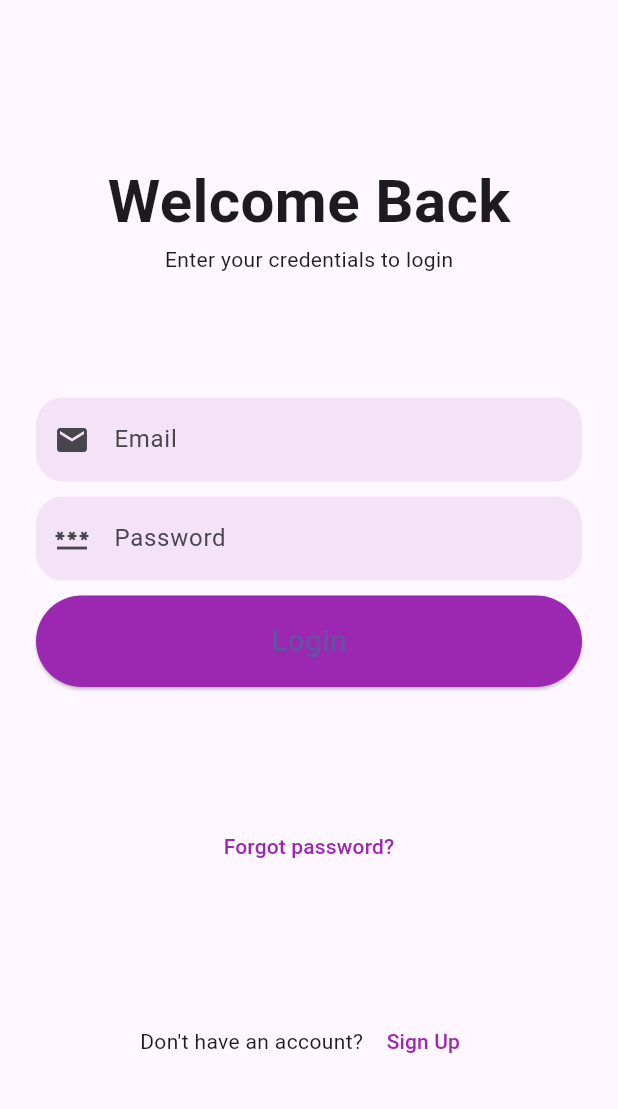
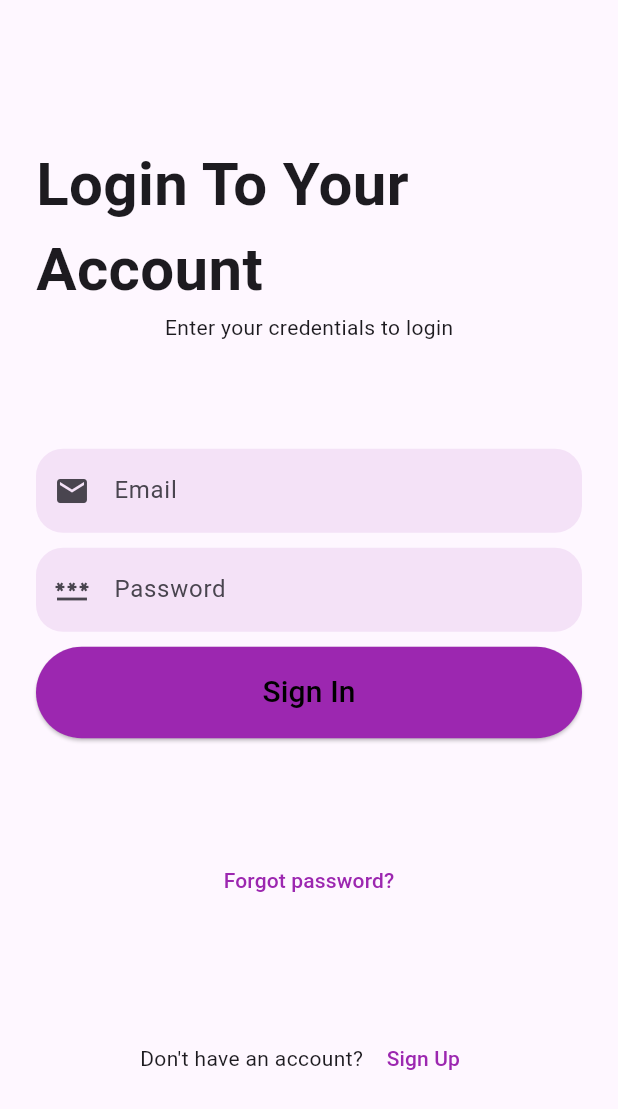
Before and after one commit to CAA900NBB-ProjectX/frontend_lost_and_found, a Flutter app: the screen it shows after launch, on a phone screen of 412 x 824 dp. Shown: the top 1109 px of the screen. Run offline on Flutter 3.47's test engine with Material 3 defaults, Android fonts, the phone set to English and light mode, and no system bars; our stand-ins replace flutter_secure_storage.

Commit message:
login_page modifications

```diff
--- a/lib/auth/screens/login_page.dart
+++ b/lib/auth/screens/login_page.dart
@@ -96,7 +96,7 @@ class _LoginPageState extends State<LoginPage> {
     return const Column(
       children: [
         Text(
-          "Welcome Back",
+          "Login To Your Account",
           style: TextStyle(fontSize: 40, fontWeight: FontWeight.bold),
         ),
         Text("Enter your credentials to login"),
@@ -171,8 +171,8 @@ class _LoginPageState extends State<LoginPage> {
           child: _isLoading
               ? const CircularProgressIndicator(color: Colors.white)
               : const Text(
-            "Login",
-            style: TextStyle(fontSize: 20),
+            "Sign In",
+            style: TextStyle(fontSize: 20, color: Colors.black),
           ),
         )
       ],
```
